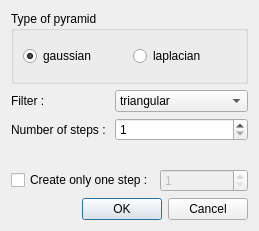
Before: the Qt Designer form app/Operations/PyramidDialog.ui in eiimage/eiimage, drawn with Qt 5.
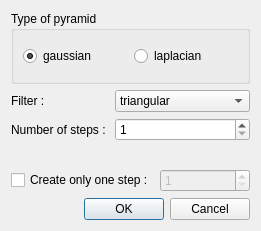
After: the same form once the commit is applied.

```diff
--- a/app/Operations/PyramidDialog.ui
+++ b/app/Operations/PyramidDialog.ui
@@ -6,7 +6,7 @@
    <rect>
     <x>0</x>
     <y>0</y>
-    <width>259</width>
+    <width>261</width>
     <height>231</height>
    </rect>
   </property>
```
Left out of the diff: 2 changed lines with no effect on the pictures.
